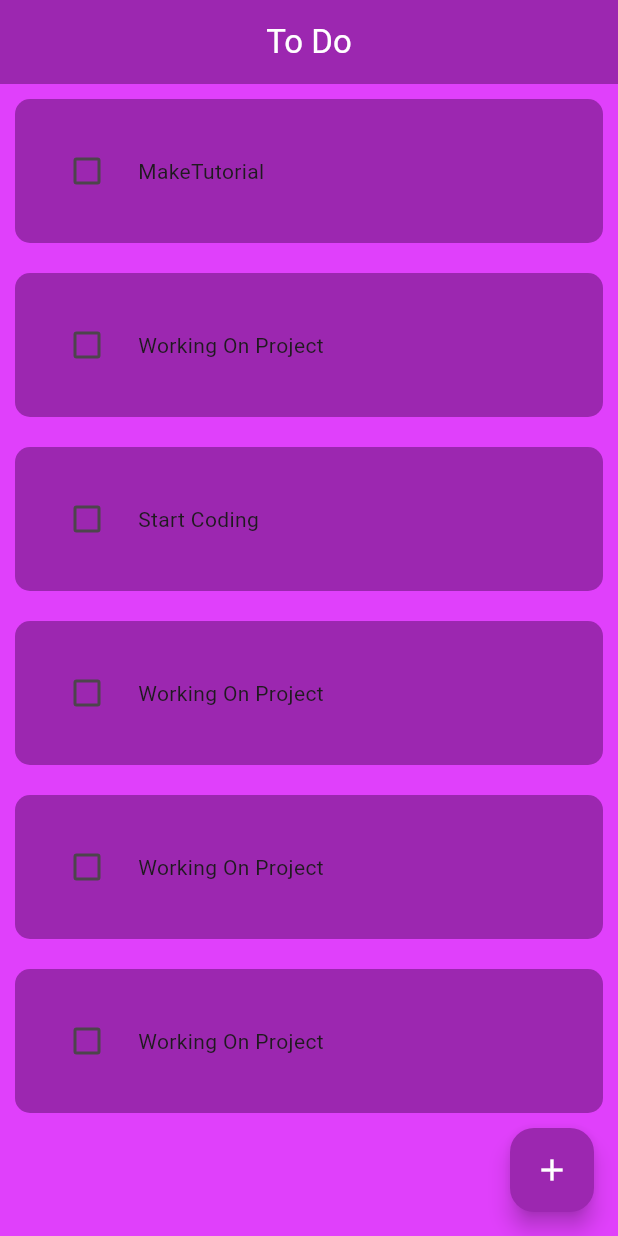
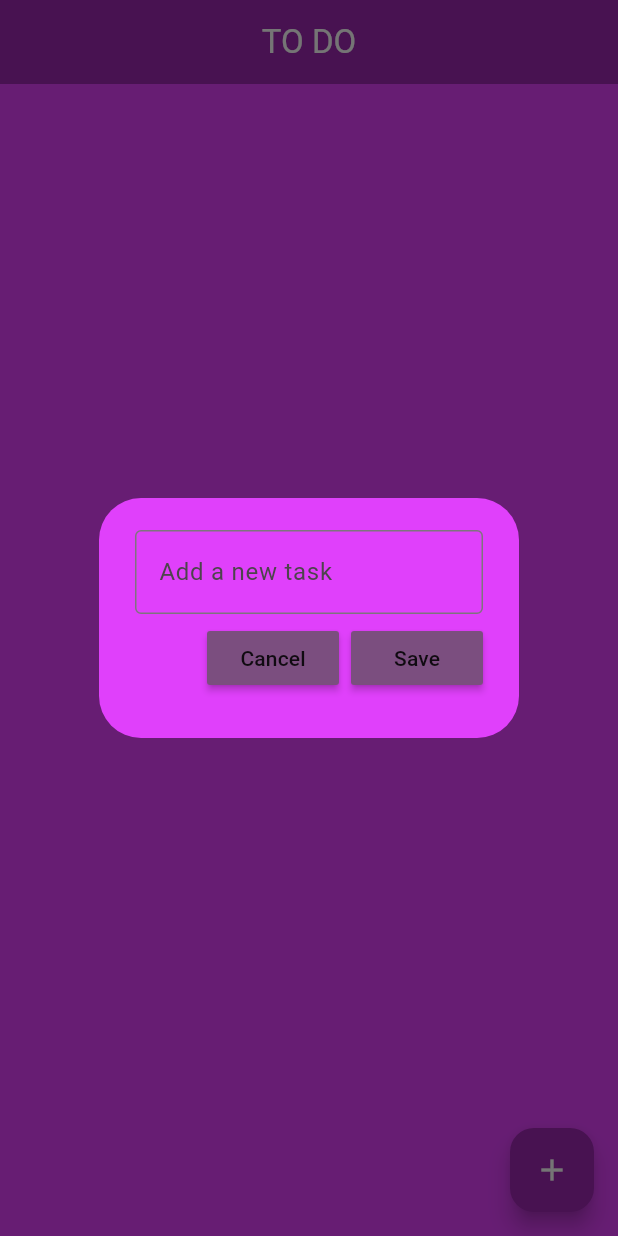
Before and after one commit to aliaqdas747/TO-Do-app, a Flutter app: the screen it shows after launch, after a tap on the "add" icon, on a phone screen of 412 x 824 dp. Run offline on Flutter 3.47's test engine with Material 3 defaults, Android fonts, the phone set to English and light mode, and no system bars; our stand-ins replace flutter_slidable, hive_flutter; accounts and stored records are empty.

Commit message:
Todo app all code is uploaded

```diff
--- a/lib/Screen/home_page.dart
+++ b/lib/Screen/home_page.dart
@@ -1,5 +1,10 @@
+
 import 'package:flutter/material.dart';
-import '../utils/todoTile.dart';
+import 'package:hive_flutter/hive_flutter.dart';
+import 'package:todo/utils/dialog_box.dart';
+import 'package:todo/utils/todoTile.dart';
+import '../data/database.dart';
+
 
 class HomePage extends StatefulWidget {
   const HomePage({super.key});
@@ -9,48 +14,93 @@ class HomePage extends StatefulWidget {
 }
 
 class _HomePageState extends State<HomePage> {
-  // List Of toDo tasks
-  List toDoList =[
-    ['MakeTutorial',false],
-    ['Working On Project',false],
-    ['Start Coding',false],
-    ['Working On Project',false],
-    ['Working On Project',false],
-    ['Working On Project',false],
+  // reference the hive box
+  final _myBox = Hive.box('mybox');
+  ToDoDataBase db = ToDoDataBase();
 
-
-  ];
-
-//check box was tapped
-  void checkBoxChanged(bool? value,int index){
-setState(() {
-  toDoList[index][1] = !toDoList[index][1];
-});
+  @override
+  void initState() {
+    super.initState();
+    // if this is the 1st time ever openin the app, then create default data
+    if (_myBox.get("TODOLIST") == null) {
+      db.createInitialData();
+    } else {
+      // there already exists data
+      db.loadData();
+    }
 
   }
+
+  // text controller
+  final _controller = TextEditingController();
+
+  // checkbox was tapped
+  void checkBoxChanged(bool? value, int index)
+  {
+    setState(() {
+      db.toDoList[index][1] = !db.toDoList[index][1];
+    });
+    db.updateDataBase();
+  }
+
+  // save new task
+  void saveNewTask() {
+    setState(() {
+      db.toDoList.add([_controller.text, false]);
+      _controller.clear();
+    });
+    Navigator.of(context).pop();
+    db.updateDataBase();
+  }
+
+  // create a new task,it will show the dialog box
+  void createNewTask() {
+    showDialog(
+      context: context,
+      builder: (context) {
+        return DialogBox(
+          controller: _controller,
+          onSave: saveNewTask,
+          onCancel: () => Navigator.of(context).pop(),
+        );
+      },
+    );
+  }
+
+  // delete task
+  void deleteTask(int index) {
+    setState(() {
+      db.toDoList.removeAt(index);
+    });
+    db.updateDataBase();
+  }
+
   @override
   Widget build(BuildContext context) {
-    return  Scaffold(
+    return Scaffold(
+      backgroundColor: Colors.purpleAccent,
+      appBar: AppBar(
+        centerTitle: true,
+        title: Text('TO DO',style: TextStyle(color: Colors.white),),
+        elevation: 0,
+        backgroundColor: Colors.purple,
+      ),
       floatingActionButton: FloatingActionButton(
         backgroundColor: Colors.purple,
+        onPressed: createNewTask,
         child: Icon(Icons.add,color: Colors.white,),
-        onPressed: (){},
       ),
-appBar: AppBar(
-backgroundColor: Colors.purple,
-  centerTitle: true,
-  title: Text("To Do",style: TextStyle(color: Colors.white),),
-),
-      backgroundColor: Colors.purpleAccent,
       body: ListView.builder(
-        itemBuilder: (context,index){
-          return ToDoTile(taskName: toDoList[index][0],
-              taskComplete: toDoList[index][1],
-              onChanged: (value)=> checkBoxChanged(value, index)
+        itemCount: db.toDoList.length,
+        itemBuilder: (context, index) {
+          return ToDoTile(
+            taskName: db.toDoList[index][0],
+            taskCompleted: db.toDoList[index][1],
+            onChanged: (value) => checkBoxChanged(value, index),
+            deleteFunction: (context) => deleteTask(index),
           );
         },
-      itemCount: toDoList.length,
-      )
+      ),
     );
   }
 }
--- a/lib/data/database.dart
+++ b/lib/data/database.dart
@@ -0,0 +1,23 @@
+import 'package:hive_flutter/hive_flutter.dart';
+
+class ToDoDataBase {
+  List toDoList = [];
+
+  // reference our box
+  final _myBox = Hive.box('mybox');
+
+  // run this method if this is the 1st time ever opening this app
+  void createInitialData() {
+    toDoList = [];
+  }
+
+  // load the data from database
+  void loadData() {
+    toDoList = _myBox.get("TODOLIST");
+  }
+
+  // update the database
+  void updateDataBase() {
+    _myBox.put("TODOLIST", toDoList);
+  }
+}
--- a/lib/main.dart
+++ b/lib/main.dart
@@ -1,7 +1,13 @@
 import 'package:flutter/material.dart';
+import 'package:hive_flutter/adapters.dart';
 import 'package:todo/Screen/home_page.dart';
 
-void main() {
+void main() async{
+  //Init Hive
+ await Hive.initFlutter();
+  //Open Box
+  var myBox = await  Hive.openBox('mybox');
+
   runApp(const MyApp());
 }
 
@@ -13,7 +19,7 @@ class MyApp extends StatelessWidget {
   Widget build(BuildContext context) {
     return MaterialApp(
       debugShowCheckedModeBanner: false,
-      title: 'Flutter Demo',
+
       theme: ThemeData(
         primarySwatch: Colors.purple,
         colorScheme: ColorScheme.fromSeed(seedColor: Colors.purple),
--- a/lib/utils/MyButtons.dart
+++ b/lib/utils/MyButtons.dart
@@ -0,0 +1,20 @@
+import 'package:flutter/material.dart';
+
+class MyButton extends StatelessWidget {
+  final String text;
+  VoidCallback onPressed;
+  MyButton({
+    super.key,
+    required this.text,
+    required this.onPressed,
+  });
+
+  @override
+  Widget build(BuildContext context) {
+    return MaterialButton(
+      onPressed: onPressed,
+      color: Theme.of(context).primaryColor,
+      child: Text(text),
+    );
+  }
+}
--- a/lib/utils/dialog_box.dart
+++ b/lib/utils/dialog_box.dart
@@ -0,0 +1,57 @@
+
+import 'package:flutter/material.dart';
+import 'package:todo/utils/MyButtons.dart';
+
+
+
+class DialogBox extends StatelessWidget {
+  final controller;
+  VoidCallback onSave;
+  VoidCallback onCancel;
+
+  DialogBox({
+    super.key,
+    required this.controller,
+    required this.onSave,
+    required this.onCancel,
+  });
+
+  @override
+  Widget build(BuildContext context) {
+    return AlertDialog(
+      backgroundColor: Colors.purpleAccent,
+      content: Container(
+        height: 120,
+        child: Column(
+          mainAxisAlignment: MainAxisAlignment.spaceEvenly,
+          children: [
+            // get user input
+            TextField(
+              controller: controller,
+              decoration: InputDecoration(
+                border: OutlineInputBorder(),
+                hintText: "Add a new task",
+              ),
+            ),
+
+            // buttons -> save + cancel
+            Row(
+              mainAxisAlignment: MainAxisAlignment.end,
+              children: [
+                // save button
+
+
+
+
+                // cancel button
+                MyButton(text: "Cancel", onPressed: onCancel),
+                const SizedBox(width: 8),
+                MyButton(text: "Save", onPressed: onSave),
+              ],
+            ),
+          ],
+        ),
+      ),
+    );
+  }
+}
--- a/lib/utils/todoTile.dart
+++ b/lib/utils/todoTile.dart
@@ -1,43 +1,68 @@
+
 import 'package:flutter/material.dart';
+import 'package:flutter_slidable/flutter_slidable.dart';
 
 class ToDoTile extends StatelessWidget {
   final String taskName;
-  final bool taskComplete;
+  final bool taskCompleted;
   Function(bool?)? onChanged;
+  Function(BuildContext)? deleteFunction;
 
-    ToDoTile({super.key,
+  ToDoTile({
+    super.key,
     required this.taskName,
-    required this.taskComplete,
+    required this.taskCompleted,
     required this.onChanged,
-
+    required this.deleteFunction,
   });
-
 
   @override
   Widget build(BuildContext context) {
     return Padding(
-      padding: const EdgeInsets.all(10),
-      child: Container(
-
-        child: Padding(
-          padding: const EdgeInsets.all(24.0),
+      padding: const EdgeInsets.only(left: 20.0, right: 20, top: 20),
+      child: Slidable(
+        endActionPane: ActionPane(
+          motion: StretchMotion(),
+          children: [
+            SlidableAction(
+              onPressed: deleteFunction,
+              icon: Icons.delete,
+              backgroundColor: Colors.red,
+              borderRadius: BorderRadius.circular(12),
+            )
+          ],
+        ),
+        child: Container(
+          padding: EdgeInsets.all(24),
+          decoration: BoxDecoration(
+            color: Colors.purple,
+            borderRadius: BorderRadius.circular(12),
+          ),
           child: Row(
             children: [
+              // checkbox
               Checkbox(
-                  activeColor: Colors.purpleAccent,
-                  value: taskComplete, onChanged: onChanged),
-              SizedBox(width: 10,),
-              //Task Name
-              Text(taskName),
+                value: taskCompleted,
+                onChanged: onChanged,
+                activeColor: Colors.purpleAccent,
+              ),
+
+              // task name
+              Text(
+                taskName,
+                style: TextStyle(
+
+
+                  color: Colors.white70,
+                  decoration: taskCompleted
+                      ? TextDecoration.lineThrough
+                      : TextDecoration.none,
+                ),
+              ),
             ],
           ),
         ),
-        decoration: BoxDecoration(
-          borderRadius: BorderRadius.circular(10),
-          color: Colors.purple,
-        ),
       ),
     );
-
   }
 }
--- a/pubspec.yaml
+++ b/pubspec.yaml
@@ -35,6 +35,8 @@ dependencies:
   # The following adds the Cupertino Icons font to your application.
   # Use with the CupertinoIcons class for iOS style icons.
   cupertino_icons: ^1.0.6
+  flutter_slidable: ^3.1.0
+  hive_flutter: ^1.1.0
 
 dev_dependencies:
   flutter_test:
```
Also changed, not shown: lib/practice.dart (+11 -0 lines), pubspec.lock, 1 other file.
